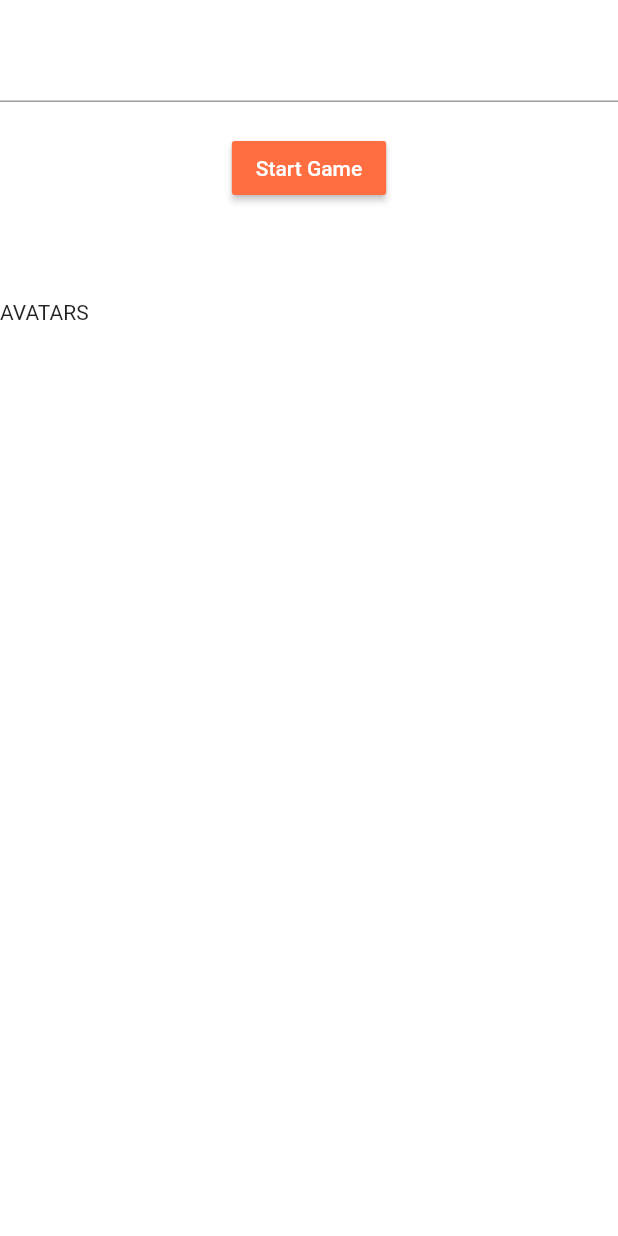
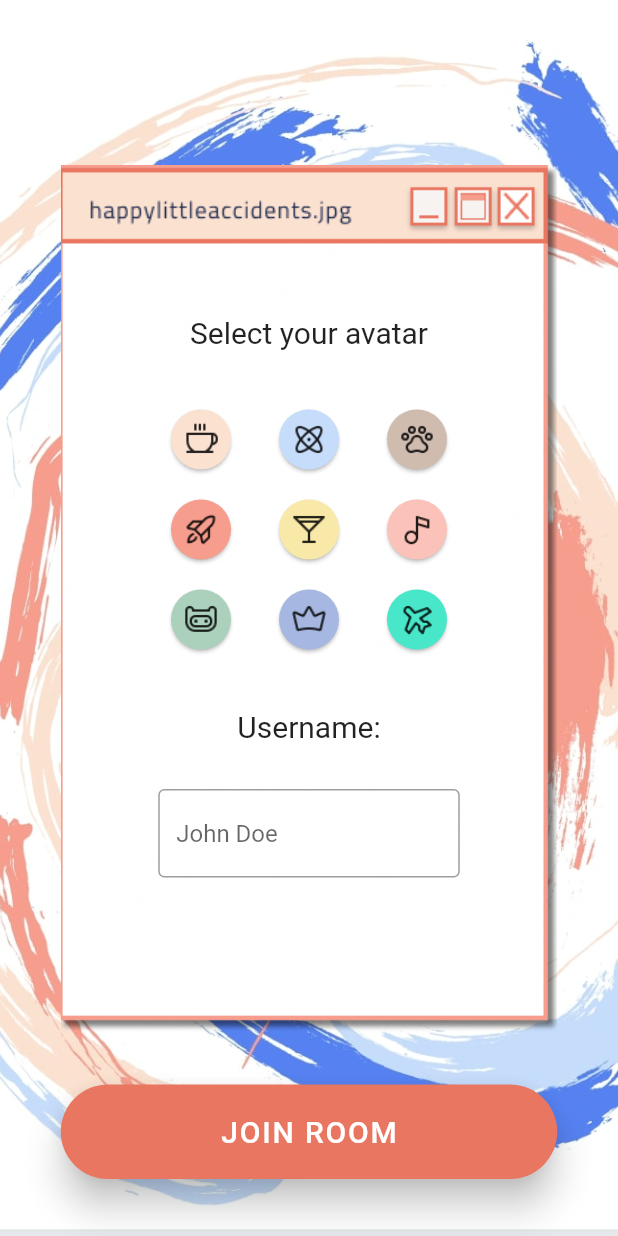
Before and after one commit to nj3zhang/happylittleaccidents, a Flutter app: the screen it shows after launch, after a tap on "CREATE ROOM", on a phone screen of 412 x 824 dp. Run offline on Flutter 3.47's test engine with Material 2 defaults, Android fonts, the phone set to English and light mode, and no system bars; our stand-ins replace cloud_firestore, firebase_auth, flutter_colorpicker; accounts and stored records are empty.

Commit message:
Avatar page

```diff
--- /dev/null
+++ b/lib/models/avatarIcons.dart
@@ -0,0 +1,148 @@
+import 'package:flutter/cupertino.dart';
+import 'package:flutter/material.dart';
+
+class Avatar {
+  Color colour;
+  String icon;
+  bool isSelected;
+
+  Avatar(this.colour, this.icon, this.isSelected);
+}
+
+class CustomRadio extends StatelessWidget {
+  Avatar _avatar;
+
+  CustomRadio(this._avatar);
+
+  @override
+  Widget build(BuildContext context) {
+    return Card(
+        shape: RoundedRectangleBorder(
+          borderRadius: BorderRadius.circular(100.0),
+        ),
+        color: _avatar.isSelected ? Color(0xE97661) : _avatar.colour,
+        child: Container(
+            height: 40,
+            width: 40,
+            alignment: Alignment.center,
+            // margin: new EdgeInsets.all(5.0),
+            child: Center(
+                child: Column(
+              mainAxisAlignment: MainAxisAlignment.center,
+              crossAxisAlignment: CrossAxisAlignment.center,
+              children: <Widget>[
+                ImageIcon(AssetImage(_avatar.icon)),
+              ],
+            ))));
+  }
+}
+
+class AvatarSelector extends StatefulWidget {
+  @override
+  _AvatarSelectorState createState() => _AvatarSelectorState();
+}
+
+class _AvatarSelectorState extends State<AvatarSelector> {
+  List<Avatar> avatars = new List<Avatar>();
+  List<Avatar> avatar1 = new List<Avatar>();
+  List<Avatar> avatar2 = new List<Avatar>();
+  List<Avatar> avatar3 = new List<Avatar>();
+
+  @override
+  void initState() {
+    super.initState();
+    avatars.add(new Avatar(
+        Color.fromARGB(255, 251, 225, 208), "lib/images/icon1.png", false));
+    avatars.add(new Avatar(
+        Color.fromARGB(255, 197, 220, 250), "lib/images/icon2.png", false));
+    avatars.add(new Avatar(
+        Color.fromARGB(255, 208, 188, 175), "lib/images/icon3.png", false));
+    avatars.add(new Avatar(
+        Color.fromARGB(255, 246, 157, 141), "lib/images/icon4.png", false));
+    avatars.add(new Avatar(
+        Color.fromARGB(255, 249, 233, 168), "lib/images/icon5.png", false));
+    avatars.add(new Avatar(
+        Color.fromARGB(255, 250, 194, 184), "lib/images/icon6.png", false));
+    avatars.add(new Avatar(
+        Color.fromARGB(255, 171, 209, 189), "lib/images/icon7.png", false));
+    avatars.add(new Avatar(
+        Color.fromARGB(255, 166, 183, 225), "lib/images/icon8.png", false));
+    avatars.add(new Avatar(
+        Color.fromARGB(255, 72, 231, 202), "lib/images/icon9.png", false));
+
+    avatar1.add(avatars[0]);
+    avatar1.add(avatars[1]);
+    avatar1.add(avatars[2]);
+    avatar2.add(avatars[3]);
+    avatar2.add(avatars[4]);
+    avatar2.add(avatars[5]);
+    avatar3.add(avatars[6]);
+    avatar3.add(avatars[7]);
+    avatar3.add(avatars[8]);
+  }
+
+  @override
+  Widget build(BuildContext context) {
+    return Column(
+      children: [
+        SizedBox(
+            height: 60.0,
+            width: 240,
+            child: ListView.builder(
+                scrollDirection: Axis.horizontal,
+                shrinkWrap: true,
+                itemCount: 3,
+                itemBuilder: (context, index) {
+                  return InkWell(
+                      highlightColor: Colors.pinkAccent,
+                      onTap: () {
+                        setState(() {
+                          avatars
+                              .forEach((avatar) => avatar.isSelected = false);
+                          avatars[index].isSelected = true;
+                        });
+                      },
+                      child: Row(children: [Padding(padding: const EdgeInsets.only(right:24, top:24, bottom:24)),CustomRadio(avatar1[index])]));
+                })),
+        SizedBox(
+            height: 60.0,
+            width: 240,
+            child: ListView.builder(
+                scrollDirection: Axis.horizontal,
+                shrinkWrap: true,
+                itemCount: 3,
+                itemBuilder: (context, index) {
+                  return InkWell(
+                      focusColor: Colors.pinkAccent,
+                      onTap: () {
+                        setState(() {
+                          avatars
+                              .forEach((avatar) => avatar.isSelected = false);
+                          avatar2[index].isSelected = true;
+                        });
+                      },
+                      child: Row(children: [Padding(padding: const EdgeInsets.only(right:24, top:24, bottom:24)),CustomRadio(avatar2[index])]));
+                })),
+        SizedBox(
+            height: 60.0,
+            width: 240,
+            child: ListView.builder(
+                scrollDirection: Axis.horizontal,
+                shrinkWrap: true,
+                itemCount: 3,
+                itemBuilder: (context, index) {
+                  return InkWell(
+                      focusColor: Colors.pinkAccent,
+                      onTap: () {
+                        setState(() {
+                          avatars
+                              .forEach((avatar) => avatar.isSelected = false);
+                          avatar3[index].isSelected = true;
+                        });
+                      },
+                      child: Row(children: [Padding(padding: const EdgeInsets.only(right:24, top:24, bottom:24)),CustomRadio(avatar3[index])]));
+                }))
+      ],
+    );
+  }
+}
--- /dev/null
+++ b/lib/models/background.dart
@@ -0,0 +1,16 @@
+import 'package:flutter/cupertino.dart';
+import 'package:flutter/material.dart';
+
+class BackgroundImg extends StatelessWidget {
+  BackgroundImg();
+
+  @override
+  Widget build(BuildContext context) {
+    return Container(
+        // Background
+        decoration: BoxDecoration(
+      image: DecorationImage(
+          image: AssetImage("lib/images/background.jpg"), fit: BoxFit.cover),
+    ));
+  }
+}
--- a/lib/screens/create_room.dart
+++ b/lib/screens/create_room.dart
@@ -1,12 +1,14 @@
 import 'package:flutter/animation.dart';
 import 'package:flutter/material.dart';
+import 'package:flutter/semantics.dart';
 import 'package:hla/screens/waiting_room.dart';
 import 'package:hla/services/auth.dart';
 import 'package:hla/services/userDatabase.dart';
 import 'package:hla/models/user.dart';
+import 'package:hla/models/background.dart';
+import 'package:hla/models/avatarIcons.dart';
 
 class CreateRoom extends StatefulWidget {
-
   // how we pass variables from one screen to another
   final String roomID;
   CreateRoom(this.roomID);
@@ -16,12 +18,10 @@ class CreateRoom extends StatefulWidget {
 }
 
 class _CreateRoomState extends State<CreateRoom> {
-
   // this helps us create temp user instances in the database
   final UserAuth _auth = UserAuth();
   // creates refrence to user instance in the database (so we can manipulate it)
   final UserDatabaseService _userdb = UserDatabaseService();
-
 
   // for validation purposes
   final _formKey = GlobalKey<FormState>();
@@ -32,43 +32,78 @@ class _CreateRoomState extends State<CreateRoom> {
   String uid = '';
   String gameid = '';
 
+  @override
+  Widget build(BuildContext context) {
+    return Scaffold(
+        body: Stack(children: <Widget>[
+      BackgroundImg(),
+      Center(
+          child:
+              Column(crossAxisAlignment: CrossAxisAlignment.center, children: [
+        Padding(
+            padding: const EdgeInsets.only(top: 110.0),
+            child: Container(
+              decoration: BoxDecoration(
+                  image: DecorationImage(
+                      image: AssetImage("lib/images/WindowLong.png"),
+                      fit: BoxFit.cover)),
+              height: 578,
+              width: 331,
+              child: Column(
+                children: [
+                  Padding(
+                      padding: const EdgeInsets.only(top: 100.0),
+                      child: Text("Select your avatar",
+                          style:
+                              TextStyle(fontSize: 20, fontFamily: 'Roboto'))),
+                              Padding(
+                      padding: const EdgeInsets.only(top: 30.0),child:
+                  AvatarContainer()),
+                  Padding(
+                      padding: const EdgeInsets.only(top: 30.0),
+                      child: Text("Username:",
+                          style:
+                              TextStyle(fontSize: 20, fontFamily: 'Roboto'))),
+                  Padding(
+                      padding:
+                          const EdgeInsets.only(top: 30.0, left: 65, right: 65),
+                      child: TextField(
+                          obscureText: true,
+                          decoration: InputDecoration(
+                            border: OutlineInputBorder(),
+                            hintText: "John Doe",
+                          ),
+                          onChanged: (String value) {
+                            print('Value saved as "$value"');
+                            setState(() => name = value);
+                          })),
+                ],
+              ),
+            )),
+        EnterBtn()
+      ])),
+    ]));
+  }
+}
+
+class EnterBtn extends StatelessWidget {
+  EnterBtn();
 
   @override
   Widget build(BuildContext context) {
-    return Scaffold(
-      backgroundColor: Colors.white,
-      body: Stack(
-        children: <Widget>[
-          Container(
-            padding: EdgeInsets.only(top: 200.0),
-            /// GRIDDDDDDD -> AVATARS
-            /// Anda will fix this ~~~~ magic powers ~~~~~~~~~~
-            child: Text('AVATARS')
-          ),
-          Container(
-            /// User
-            child: Form(
-              child: Column(
-                children: <Widget>[
-                  SizedBox(height: 20.0),
-                  TextFormField(
-                    validator: (val) => val.isEmpty ? 'Enter your name' : null,
-                    onChanged: (val) {
-                      // represents the username
-                      setState(() => name = val);
-                    },
-                  ),
-                  SizedBox(height: 20.0),
-                  RaisedButton(
-                    color: Colors.deepOrangeAccent,
-                    child: Text('Start Game', style: TextStyle(color: Colors.white)),
-                    onPressed: () async {
-                      // create new user
-
-
-
-
-
+    return Padding(
+      padding: const EdgeInsets.only(top: 35.0),
+      child: Container(
+        child: FloatingActionButton.extended(
+            backgroundColor: Color.fromARGB(255, 233, 118, 97),
+            shape:
+                RoundedRectangleBorder(borderRadius: BorderRadius.circular(38)),
+            label: Text("JOIN ROOM",
+                style: TextStyle(fontSize: 20, fontFamily: 'Roboto')),
+            elevation: 10.0,
+            onPressed: () async {
+              // create new user
+/*
                       //if(_formKey.currentState.validate()){
                         // signs in the user with a random id
                         dynamic result = await _auth.signInAnon();
@@ -79,17 +114,32 @@ class _CreateRoomState extends State<CreateRoom> {
 
                         // navigate to waiting room
                         Navigator.of(context).push(MaterialPageRoute(builder: (context) => WaitingRoom()));
-                      //}
-                      // navigate to waiting room
-                    },
-                  )
-
-                ],
-              ),
-            ),
-          )
-        ],
+                      //}*/
+              // navigate to waiting room
+            }),
+        height: 63,
+        width: 331,
       ),
     );
   }
 }
+
+class AvatarBtn extends StatelessWidget {
+  AvatarBtn();
+
+  @override
+  Widget build(BuildContext context) {
+    return Padding(
+      padding: const EdgeInsets.only(top: 35.0),
+    );
+  }
+}
+
+class AvatarContainer extends StatelessWidget {
+  AvatarContainer();
+
+  @override
+  Widget build(BuildContext context) {
+    return AvatarSelector();
+  }
+}
--- a/lib/screens/homescreen.dart
+++ b/lib/screens/homescreen.dart
@@ -5,6 +5,7 @@ import 'package:hla/screens/join_room.dart';
 import 'package:hla/services/roomDatabase.dart';
 import 'package:hla/screens/game_page.dart';
 import 'package:flutter/services.dart';
+import 'package:hla/models/background.dart';
 
 class Home extends StatefulWidget {
   @override
@@ -25,12 +26,7 @@ class _HomeState extends State<Home> {
   Widget build(BuildContext context) {
     return Scaffold(
         body: Stack(children: <Widget>[
-      Container(
-          // Background
-          decoration: BoxDecoration(
-        image: DecorationImage(
-            image: AssetImage("lib/images/background.jpg"), fit: BoxFit.cover),
-      )),
+      BackgroundImg(),
       Center(
           child: Column(
               crossAxisAlignment: CrossAxisAlignment.center,
@@ -113,7 +109,8 @@ class CreateRoomBtn extends StatelessWidget {
               //print('New room created. ID: $gameID');
 
               print('create room has been pressed');
-              Navigator.of(context).push(MaterialPageRoute(builder: (context) => CreateRoom("")));
+              Navigator.of(context).push(
+                  MaterialPageRoute(builder: (context) => CreateRoom("")));
             }),
         height: 63,
         width: 331,
--- a/lib/screens/join_room.dart
+++ b/lib/screens/join_room.dart
@@ -1,4 +1,5 @@
 import 'package:flutter/material.dart';
+import 'package:hla/models/background.dart';
 
 class JoinRoom extends StatefulWidget {
   @override
@@ -8,13 +9,69 @@ class JoinRoom extends StatefulWidget {
 class _JoinRoomState extends State<JoinRoom> {
   @override
   Widget build(BuildContext context) {
-    return Container(
-      child: Text('Join'),
+    return Scaffold(
+        body: Stack(children: <Widget>[
+      BackgroundImg(),
+      Center(
+          child:
+              Column(crossAxisAlignment: CrossAxisAlignment.center, children: <
+                  Widget>[
+        Padding(
+          padding: const EdgeInsets.only(top: 110.0),
+          child: Container(
+            decoration: BoxDecoration(
+                image: DecorationImage(
+                    image: AssetImage("lib/images/EnterRoomKey.png"),
+                    fit: BoxFit.cover)),
+            height: 311,
+            width: 349,
+            child: Column(
+              children: [
+                Padding(
+                    padding: const EdgeInsets.only(top: 120.0),
+                    child: Text("Enter room key",
+                        style: TextStyle(fontSize: 20, fontFamily: 'Roboto'))),
+                Padding(
+                    padding:
+                        const EdgeInsets.only(top: 20.0, left: 85, right: 85),
+                    child: TextField(
+                        obscureText: true,
+                        decoration: InputDecoration(
+                          border: OutlineInputBorder(),
+                          labelText: 'ROOMKEY',
+                        ),
+                        onSubmitted: (String value) {
+                          print('Value saved as "$value"');
+                        }))
+              ],
+            ),
+          ),
+        ),
+        Padding(child: EnterBtn(), padding: const EdgeInsets.only(top: 35.0))
+      ]))
+    ]));
+  }
+}
 
-      // create user id
+class EnterBtn extends StatelessWidget {
+  EnterBtn();
 
-      //check if you can join game
-
+  @override
+  Widget build(BuildContext context) {
+    return Padding(
+      padding: const EdgeInsets.only(top: 35.0),
+      child: Container(
+        child: FloatingActionButton.extended(
+            backgroundColor: Color.fromARGB(255, 233, 118, 97),
+            shape:
+                RoundedRectangleBorder(borderRadius: BorderRadius.circular(38)),
+            label: Text("ENTER",
+                style: TextStyle(fontSize: 20, fontFamily: 'Roboto')),
+            elevation: 10.0,
+            onPressed: () async {}),
+        height: 63,
+        width: 331,
+      ),
     );
   }
 }
```
Also changed, not shown: pubspec.yaml (+13 -5 lines), lib/images/EnterRoomKey.png (added), lib/images/WindowLong.png (added), lib/images/icon1.png (added), lib/images/icon2.png (added), lib/images/icon3.png (added), lib/images/icon4.png (added), lib/images/icon5.png (added), lib/images/icon6.png (added), lib/images/icon7.png (added), lib/images/icon8.png (added), lib/images/icon9.png (added).
